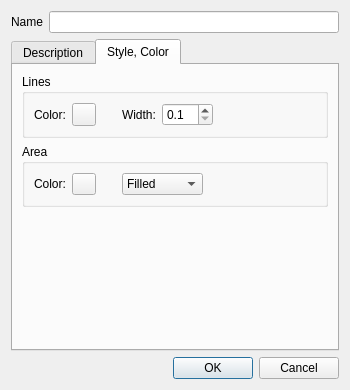
First picture: the form in src/plugins/render/annotate/EditPolygonDialog.ui, repository KDE/marble, before the edit.
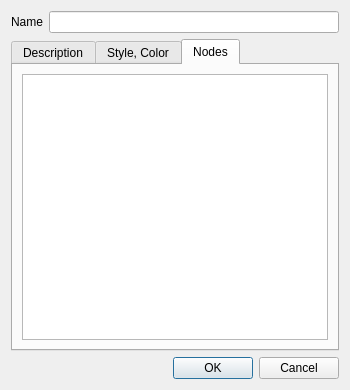
Second picture: the form after the edit. The open tabs and pages were chosen to show the change.

Diff of the .ui file:
```diff
--- a/src/plugins/render/annotate/EditPolygonDialog.ui
+++ b/src/plugins/render/annotate/EditPolygonDialog.ui
@@ -247,6 +247,16 @@
        </item>
       </layout>
      </widget>
+     <widget class="QWidget" name="tab">
+      <attribute name="title">
+       <string>Nodes</string>
+      </attribute>
+      <layout class="QVBoxLayout" name="verticalLayout_3">
+       <item>
+        <widget class="QListWidget" name="listWidget"/>
+       </item>
+      </layout>
+     </widget>
     </widget>
    </item>
    <item>
```
Left out of the diff: 5 changed lines with no effect on the pictures.
